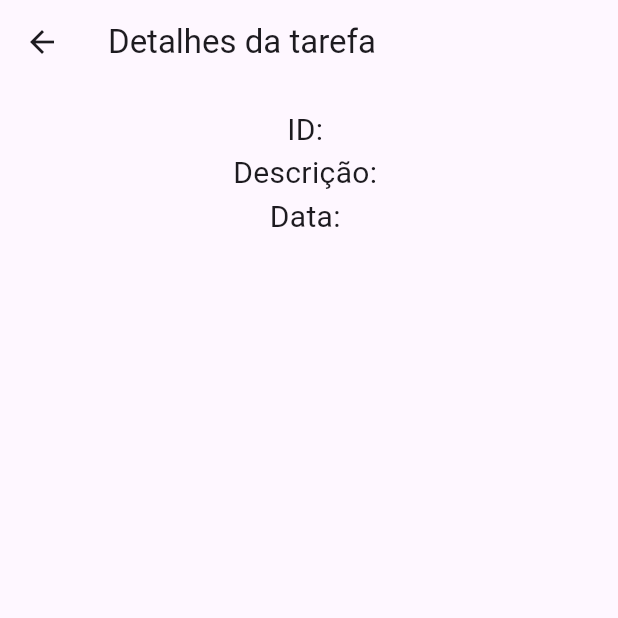
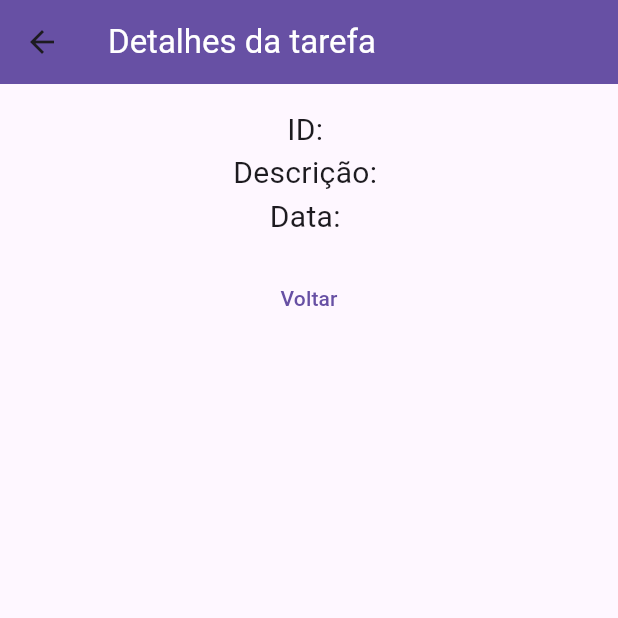
Before and after one commit to mariamandafm/DIM0524-DDM-20242-fork, a Flutter app: the TaskDetail screen opened directly, on a phone screen of 412 x 824 dp, the top half of it. Run offline on Flutter 3.47's test engine with Material 3 defaults, Android fonts, the light colour scheme and no system bars.

Commit message:
passando para a tela de detalhes

```diff
--- a/f04_todo_list/lib/screens/TaskDetail.dart
+++ b/f04_todo_list/lib/screens/TaskDetail.dart
@@ -7,7 +7,11 @@ class TaskDetail extends StatelessWidget {
   Widget build(BuildContext context) {
     return Scaffold(
       appBar: AppBar(
-        title: Text("Detalhes da tarefa"),
+        backgroundColor: ThemeData().primaryColor,
+        title: Text(
+          "Detalhes da tarefa",
+          style: TextStyle(color: Colors.white),
+        ),
       ),
       body: Padding(
         padding: const EdgeInsets.all(16.0),
@@ -17,6 +21,17 @@ class TaskDetail extends StatelessWidget {
               Text("ID: "),
               Text("Descrição: "),
               Text("Data: "),
+              SizedBox(
+                height: 16,
+              ),
+              TextButton(
+                onPressed: () {
+                  Navigator.of(context).pop();
+                },
+                child: Text(
+                  "Voltar",
+                ),
+              ),
             ],
           ),
         ),
```
Also changed, not shown: f04_todo_list/lib/widgets/TodoList.dart (+13 -1 lines).
